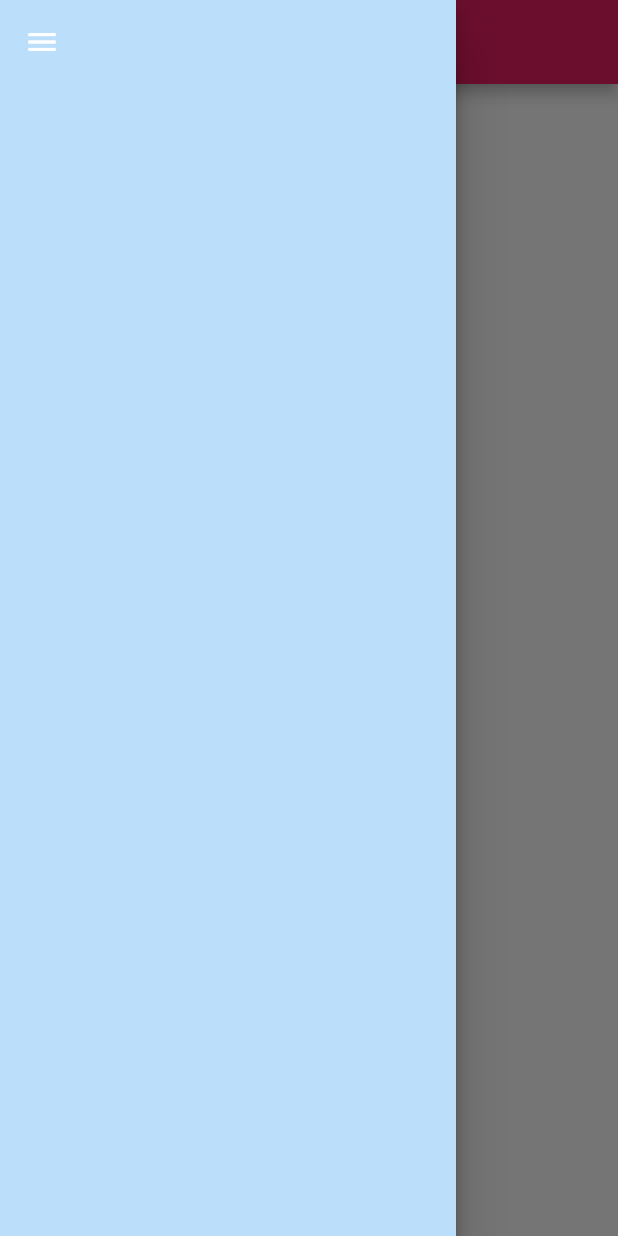
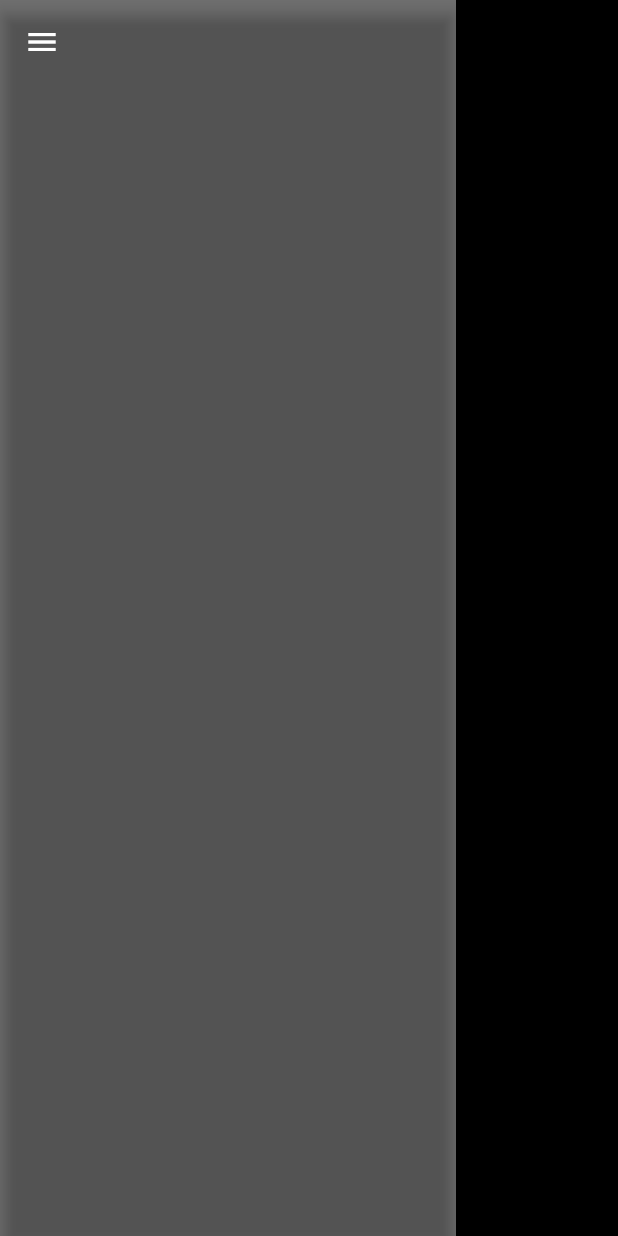
Before and after one commit to at1208/ChaloDilli, a Flutter app: the screen it shows after launch, with the side drawer open, on a phone screen of 412 x 824 dp. Run offline on Flutter 3.47's test engine with Material 2 defaults, Android fonts, the phone set to English and light mode, and no system bars.

Commit message:
dark color added

```diff
--- a/lib/home.dart
+++ b/lib/home.dart
@@ -3,27 +3,31 @@ import 'package:flutter/material.dart';
 class Home extends StatelessWidget {
   @override
   Widget build(BuildContext context) {
-
     return Scaffold(
-        backgroundColor: Colors.white,
+        backgroundColor: Colors.black,
+        primary: true,
         appBar:AppBar(
-            backgroundColor: Colors.pink,
+            backgroundColor: Colors.black,
             centerTitle: true,
             title: Text( 'Chalo Dilli',
                 style: TextStyle(
                   fontStyle: FontStyle.normal,
                   fontWeight: FontWeight.bold,
-                  fontSize: 30,
+                  fontSize: 40,
                   color: Colors.white,
                 )
             )
         ),
         drawer: Drawer(child: Container(
             child: AppBar(
-              backgroundColor: Colors.blue[100],
-            )
-        )
-        )
+              backgroundColor: Colors.black54,
+            ),
+          )
+        ),
+        body: Container(child: Column(
+          children: <Widget>[],
+          ),
+        ),
     );
   }
 }
--- a/lib/main.dart
+++ b/lib/main.dart
@@ -10,6 +10,7 @@ class App extends StatelessWidget{
   Widget build(BuildContext context){
 
     return MaterialApp(
+       darkTheme: ThemeData.dark(),
         debugShowCheckedModeBanner: false,
         title: 'Portfolio',
         home: HomeScreens.Home()
```
Also changed, not shown: pubspec.yaml (+1 -12 lines), pubspec.lock.
